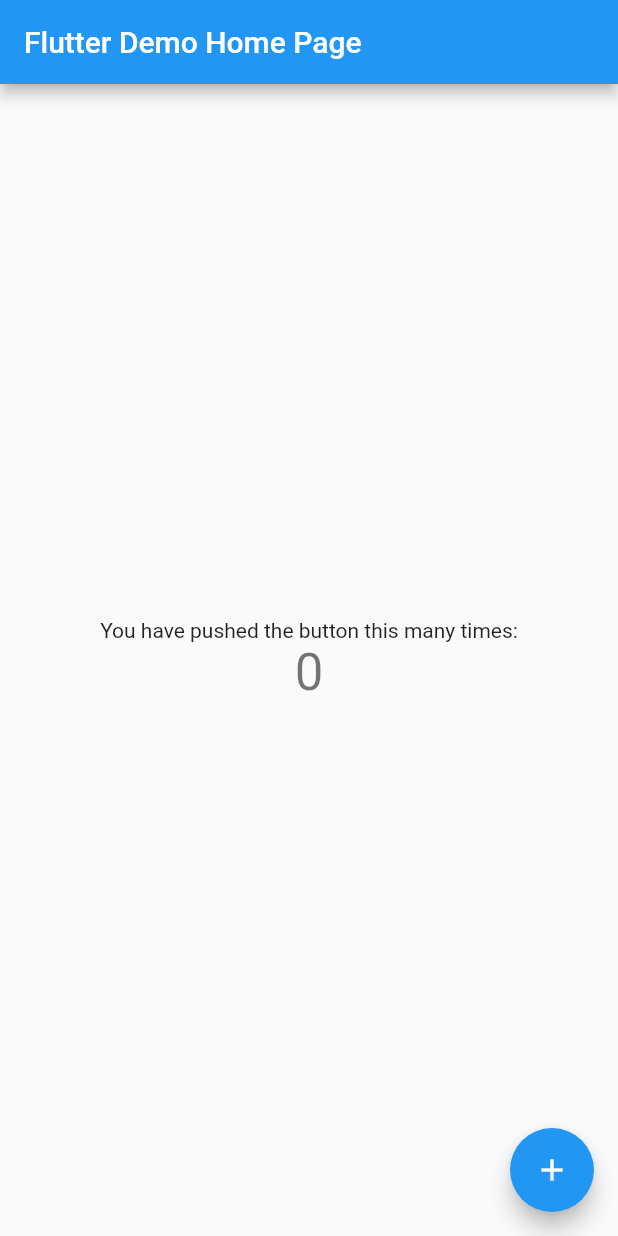
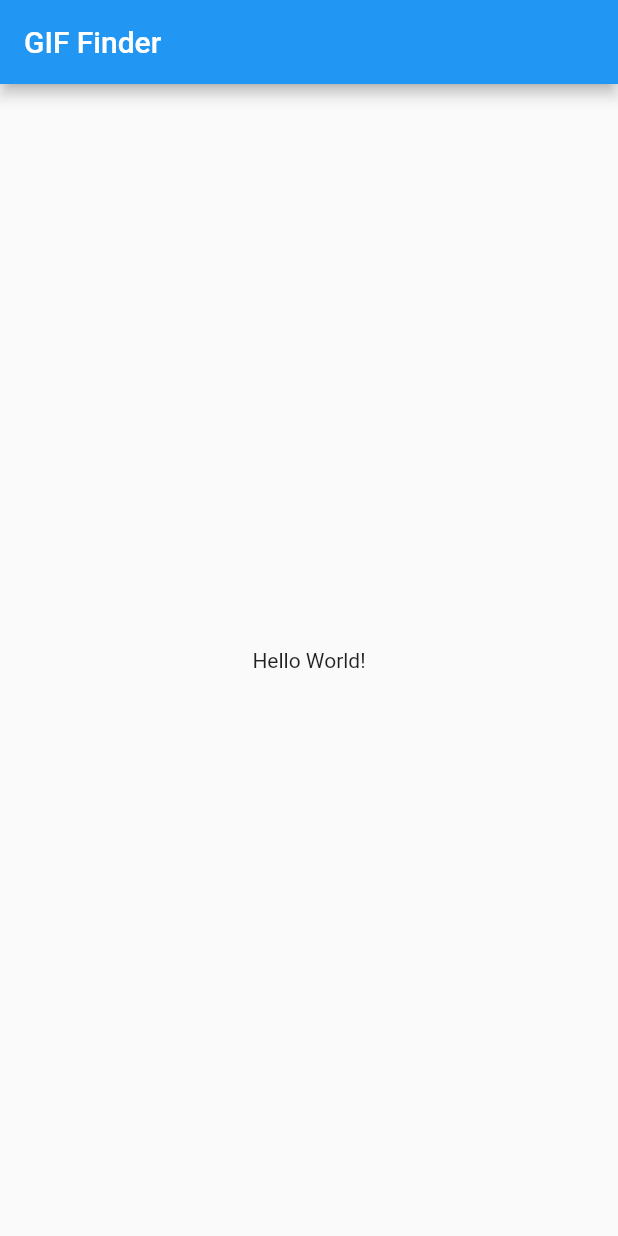
Before and after one commit to Niks-Kozlovs/gif-finder, a Flutter app: the screen it shows after launch, on a phone screen of 412 x 824 dp. Run offline on Flutter 3.47's test engine with Material 2 defaults, Android fonts, the light colour scheme and no system bars.

Commit message:
Set up MVVM folder structure

```diff
--- a/lib/main.dart
+++ b/lib/main.dart
@@ -1,4 +1,5 @@
 import 'package:flutter/material.dart';
+import 'package:gif_finder/view/screens/home_screen.dart';
 
 void main() {
   runApp(const MyApp());
@@ -6,110 +7,14 @@
 
 class MyApp extends StatelessWidget {
   const MyApp({Key? key}) : super(key: key);
-
-  // This widget is the root of your application.
   @override
   Widget build(BuildContext context) {
     return MaterialApp(
-      title: 'Flutter Demo',
+      title: 'GIF Finder',
       theme: ThemeData(
-        // This is the theme of your application.
-        //
-        // Try running your application with "flutter run". You'll see the
-        // application has a blue toolbar. Then, without quitting the app, try
-        // changing the primarySwatch below to Colors.green and then invoke
-        // "hot reload" (press "r" in the console where you ran "flutter run",
-        // or simply save your changes to "hot reload" in a Flutter IDE).
-        // Notice that the counter didn't reset back to zero; the application
-        // is not restarted.
         primarySwatch: Colors.blue,
       ),
-      home: const MyHomePage(title: 'Flutter Demo Home Page'),
+      home: const HomeScreen(),
     );
   }
 }
-
-class MyHomePage extends StatefulWidget {
-  const MyHomePage({Key? key, required this.title}) : super(key: key);
-
-  // This widget is the home page of your application. It is stateful, meaning
-  // that it has a State object (defined below) that contains fields that affect
-  // how it looks.
-
-  // This class is the configuration for the state. It holds the values (in this
-  // case the title) provided by the parent (in this case the App widget) and
-  // used by the build method of the State. Fields in a Widget subclass are
-  // always marked "final".
-
-  final String title;
-
-  @override
-  State<MyHomePage> createState() => _MyHomePageState();
-}
-
-class _MyHomePageState extends State<MyHomePage> {
-  int _counter = 0;
-
-  void _incrementCounter() {
-    setState(() {
-      // This call to setState tells the Flutter framework that something has
-      // changed in this State, which causes it to rerun the build method below
-      // so that the display can reflect the updated values. If we changed
-      // _counter without calling setState(), then the build method would not be
-      // called again, and so nothing would appear to happen.
-      _counter++;
-    });
-  }
-
-  @override
-  Widget build(BuildContext context) {
-    // This method is rerun every time setState is called, for instance as done
-    // by the _incrementCounter method above.
-    //
-    // The Flutter framework has been optimized to make rerunning build methods
-    // fast, so that you can just rebuild anything that needs updating rather
-    // than having to individually change instances of widgets.
-    return Scaffold(
-      appBar: AppBar(
-        // Here we take the value from the MyHomePage object that was created by
-        // the App.build method, and use it to set our appbar title.
-        title: Text(widget.title),
-      ),
-      body: Center(
-        // Center is a layout widget. It takes a single child and positions it
-        // in the middle of the parent.
-        child: Column(
-          // Column is also a layout widget. It takes a list of children and
-          // arranges them vertically. By default, it sizes itself to fit its
-          // children horizontally, and tries to be as tall as its parent.
-          //
-          // Invoke "debug painting" (press "p" in the console, choose the
-          // "Toggle Debug Paint" action from the Flutter Inspector in Android
-          // Studio, or the "Toggle Debug Paint" command in Visual Studio Code)
-          // to see the wireframe for each widget.
-          //
-          // Column has various properties to control how it sizes itself and
-          // how it positions its children. Here we use mainAxisAlignment to
-          // center the children vertically; the main axis here is the vertical
-          // axis because Columns are vertical (the cross axis would be
-          // horizontal).
-          mainAxisAlignment: MainAxisAlignment.center,
-          children: <Widget>[
-            const Text(
-              'You have pushed the button this many times:',
-            ),
-            Text(
-              '$_counter',
-              style: Theme.of(context).textTheme.headline4,
-            ),
-          ],
-        ),
-      ),
-      floatingActionButton: FloatingActionButton(
-        onPressed: _incrementCounter,
-        tooltip: 'Increment',
-        child: const Icon(Icons.add),
-      ), // This trailing comma makes auto-formatting nicer for build methods.
-    );
-  }
-}
--- /dev/null
+++ b/lib/view/screens/home_screen.dart
@@ -0,0 +1,24 @@
+import 'package:flutter/material.dart';
+
+class HomeScreen extends StatefulWidget {
+  const HomeScreen({Key? key}) : super(key: key);
+
+  @override
+  State<HomeScreen> createState() => _HomeScreenState();
+}
+
+class _HomeScreenState extends State<HomeScreen> {
+  @override
+  Widget build(BuildContext context) {
+    return Scaffold(
+      appBar: AppBar(
+        title: const Text("GIF Finder"),
+      ),
+      body: const Center(
+        child: Text(
+              'Hello World!',
+            ),
+      ),
+    );
+  }
+}
```
Also changed, not shown: 3 other files.
